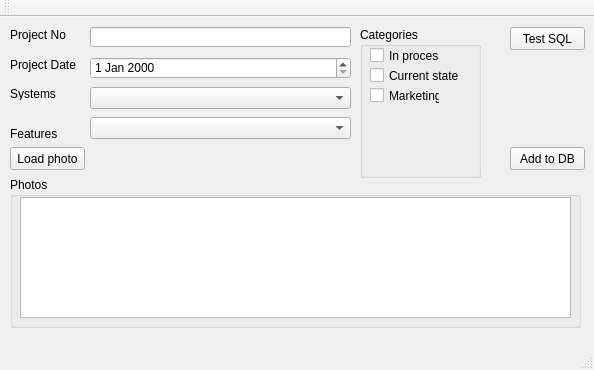
Before: the Qt Designer form PhotoManager/mainwindow.ui in pphprj/periphotoproject, drawn with Qt 5.
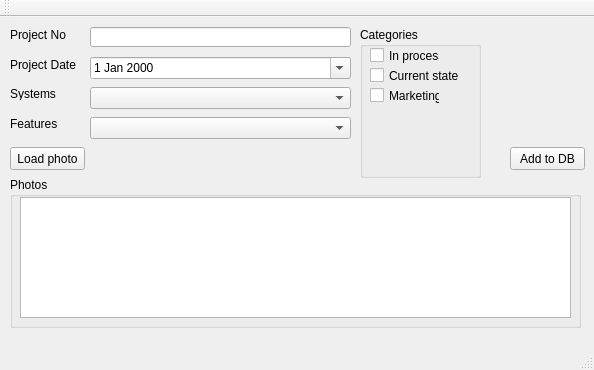
After: the same form once the commit is applied.

Commit message: 1. Disable all was added 2. Calendar was added 3. Last folder was added

```diff
--- a/PhotoManager/mainwindow.ui
+++ b/PhotoManager/mainwindow.ui
@@ -59,12 +59,15 @@
       <height>22</height>
      </rect>
     </property>
+    <property name="calendarPopup">
+     <bool>true</bool>
+    </property>
    </widget>
    <widget class="QLabel" name="labelProjectFeatures">
     <property name="geometry">
      <rect>
       <x>10</x>
-      <y>110</y>
+      <y>100</y>
       <width>47</width>
       <height>13</height>
      </rect>
@@ -142,19 +145,6 @@
      <string>Load photo</string>
     </property>
    </widget>
-   <widget class="QPushButton" name="pushButtonTestSQL">
-    <property name="geometry">
-     <rect>
-      <x>510</x>
-      <y>10</y>
-      <width>75</width>
-      <height>23</height>
-     </rect>
-    </property>
-    <property name="text">
-     <string>Test SQL</string>
-    </property>
-   </widget>
    <widget class="QPushButton" name="pushButtonAddToDB">
     <property name="geometry">
      <rect>
```
The commit also changes 6 other files.
